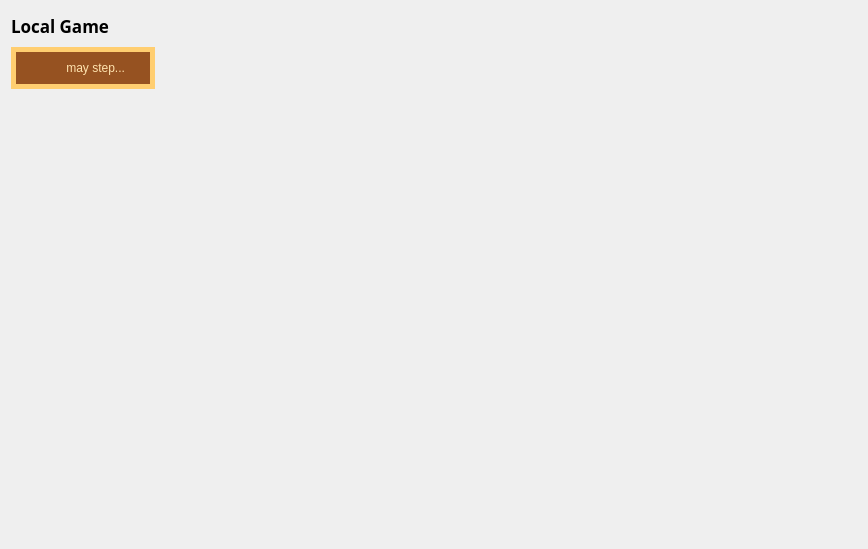
triebltamas/MyChessGame, file Client/LocalChessWidget.ui: the form before one commit.
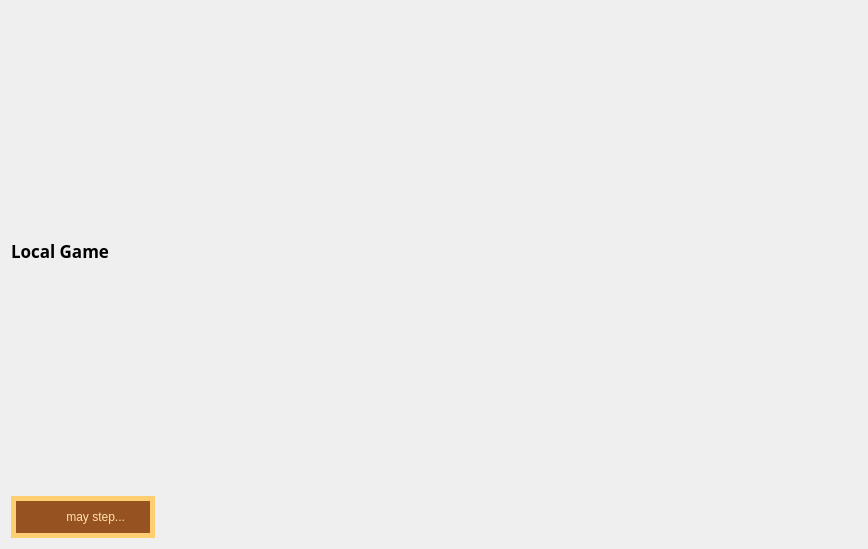
The form after the commit.

Patch:
```diff
--- a/Client/LocalChessWidget.ui
+++ b/Client/LocalChessWidget.ui
@@ -128,33 +128,7 @@
     </layout>
    </item>
    <item>
-    <layout class="QVBoxLayout" name="verticalLayout" stretch="0">
-     <item>
-      <widget class="QWidget" name="centralWidget" native="true">
-       <layout class="QVBoxLayout" name="centralWidgetLayout">
-        <property name="leftMargin">
-         <number>9</number>
-        </property>
-        <property name="topMargin">
-         <number>9</number>
-        </property>
-        <property name="rightMargin">
-         <number>9</number>
-        </property>
-        <property name="bottomMargin">
-         <number>9</number>
-        </property>
-        <item>
-         <layout class="QGridLayout" name="gridLayout">
-          <property name="spacing">
-           <number>0</number>
-          </property>
-         </layout>
-        </item>
-       </layout>
-      </widget>
-     </item>
-    </layout>
+    <layout class="QVBoxLayout" name="verticalLayout" stretch=""/>
    </item>
   </layout>
  </widget>
```
